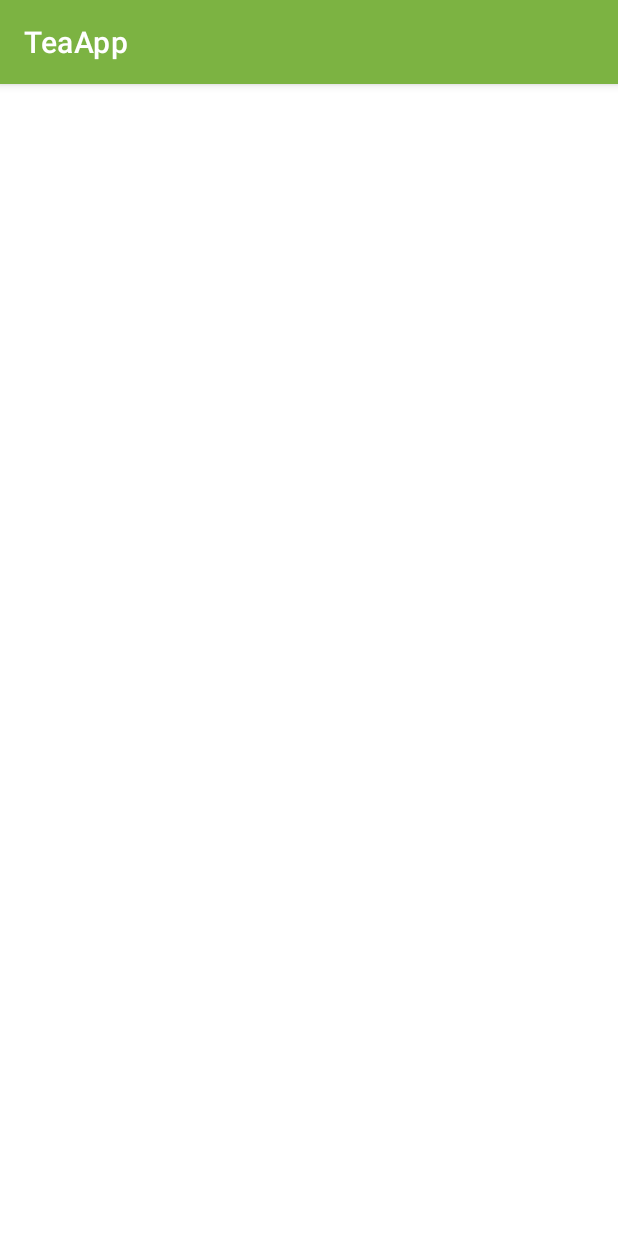
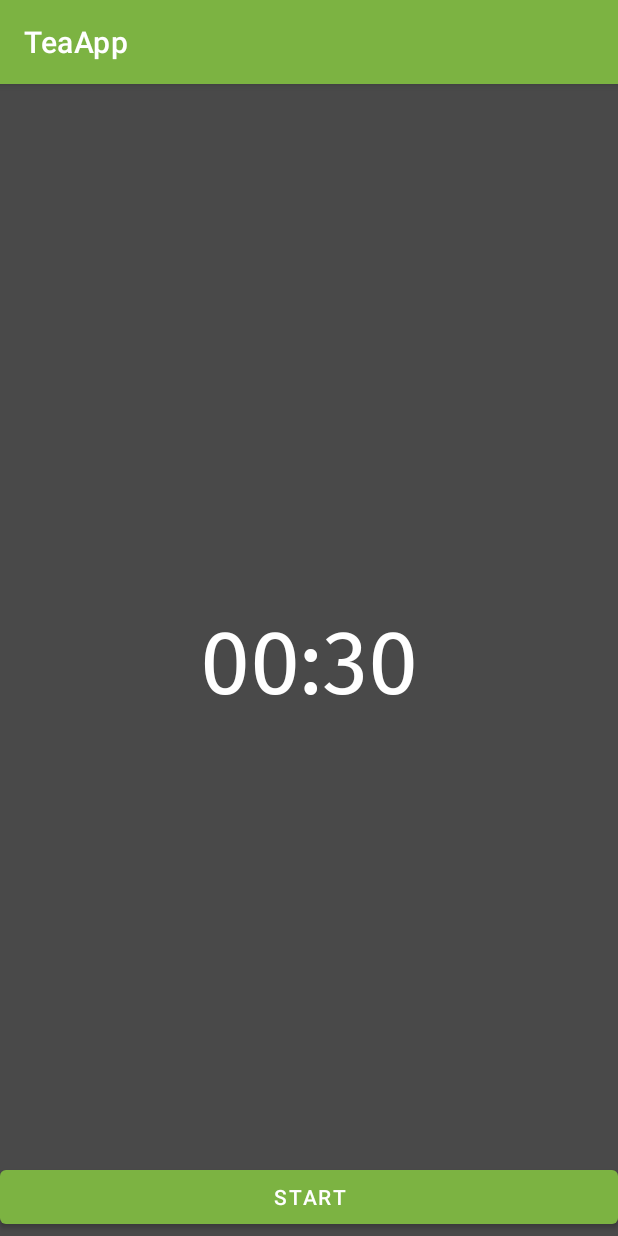
Before and after one commit to uxchar/tea-app, an Android app: the TeaTimer screen opened directly, with no data from a screen before it, on a phone screen of 412 x 824 dp. Run offline under Robolectric (Android 15) with nearby library versions, the phone set to English and light mode, and no system bars.

Commit message:
worked on timer

```diff
--- a/app/src/main/java/com/example/teaapp/TeaTimer.kt
+++ b/app/src/main/java/com/example/teaapp/TeaTimer.kt
@@ -1,13 +1,72 @@
 package com.example.teaapp
 
 import android.os.Bundle
+import android.os.CountDownTimer
+import android.widget.Button
+import android.widget.TextView
 import androidx.appcompat.app.AppCompatActivity
+import java.util.concurrent.TimeUnit
 
 class TeaTimer : AppCompatActivity() {
+
+    companion object {
+        const val TAG = "TeaTimer"
+    }
+
+    private var timer: TextView? = null
+    private var start_stop_btn: Button? = null
+    private var isStarted = false
+
+
+
     override fun onCreate(savedInstanceState: Bundle?) {
         super.onCreate(savedInstanceState)
         setContentView(R.layout.activity_tea_timer)
+        initViews()
+    }
+        private fun initViews() {
+            timer = findViewById(R.id.timer)
+            start_stop_btn = findViewById(R.id.start_stop_btn)
+            start_stop_btn?.setOnClickListener {
+                if (!isStarted) {
+                    startTimer()
+                } else {
+                    stopTimer()
+                }
+            }
+        }
+
+        private var countDownTimer = object : CountDownTimer(1000 * 60, 1000) {
+            override fun onTick(millisUntilFinished: Long) {
+                timer?.text = getString(
+                    R.string.formatted_time,
+                    TimeUnit.MILLISECONDS.toMinutes(millisUntilFinished) % 60,
+                    TimeUnit.MILLISECONDS.toSeconds(millisUntilFinished) % 60
+                )
+            }
+
+            override fun onFinish() {
+                isStarted = false
+                start_stop_btn?.text = "Start"
+            }
+        }
 
 
+        private fun startTimer() {
+            countDownTimer.start()
+            isStarted = true
+            start_stop_btn?.text = "Stop"
+        }
+
+        private fun stopTimer() {
+            countDownTimer.cancel()
+            isStarted = false
+            start_stop_btn?.text = "Start"
+            timer?.text = "00:00"
+        }
+
+        override fun onDestroy() {
+            super.onDestroy()
+            countDownTimer.cancel()
+        }
     }
-}
--- a/app/src/main/res/layout/activity_tea_brew_info.xml
+++ b/app/src/main/res/layout/activity_tea_brew_info.xml
@@ -6,6 +6,7 @@
     android:layout_width="wrap_content"
     android:layout_height="match_parent"
     tools:context=".TeaBrewInfo"
+
     android:background="#494949">
 
 
--- a/app/src/main/res/layout/activity_tea_timer.xml
+++ b/app/src/main/res/layout/activity_tea_timer.xml
@@ -1,6 +1,34 @@
 <?xml version="1.0" encoding="utf-8"?>
 <androidx.constraintlayout.widget.ConstraintLayout xmlns:android="http://schemas.android.com/apk/res/android"
+    xmlns:app="http://schemas.android.com/apk/res-auto"
+    xmlns:tools="http://schemas.android.com/tools"
     android:layout_width="match_parent"
-    android:layout_height="match_parent">
+    android:layout_height="match_parent"
+    android:background="#494949">
+
+    <TextView
+        android:id="@+id/timer"
+        android:layout_width="wrap_content"
+        android:layout_height="wrap_content"
+        android:fontFamily="@font/fira_sans"
+        android:text="00:30"
+        android:textColor="@color/white"
+        android:textSize="60sp"
+        app:layout_constraintBottom_toBottomOf="parent"
+        app:layout_constraintEnd_toEndOf="parent"
+        app:layout_constraintHorizontal_bias="0.5"
+        app:layout_constraintStart_toStartOf="parent"
+        app:layout_constraintTop_toTopOf="parent" />
+
+    <Button
+        android:id="@+id/start_stop_btn"
+        android:layout_width="0dp"
+        android:layout_height="wrap_content"
+        android:layout_marginBottom="2dp"
+        android:text="Start"
+        app:layout_constraintBottom_toBottomOf="parent"
+        app:layout_constraintEnd_toEndOf="parent"
+        app:layout_constraintStart_toStartOf="parent" />
+
 
 </androidx.constraintlayout.widget.ConstraintLayout>
--- a/app/src/main/res/values/strings.xml
+++ b/app/src/main/res/values/strings.xml
@@ -1,5 +1,6 @@
 <resources>
     <string name="app_name">TeaApp</string>
+    <string name="formatted_time">%02d:%02d</string>
     <string-array name="tea_array">
         <item>Choose Tea Type</item>
         <item>White</item>
--- a/app/src/main/res/values/themes.xml
+++ b/app/src/main/res/values/themes.xml
@@ -15,6 +15,7 @@
         <!-- Customize your theme here. -->
     </style>
 
+
     <style name="spinnerTheme">
         <item name="android:background">@color/white</item>
     </style>
```
Also changed, not shown: app/src/main/AndroidManifest.xml (+4 -5 lines).
